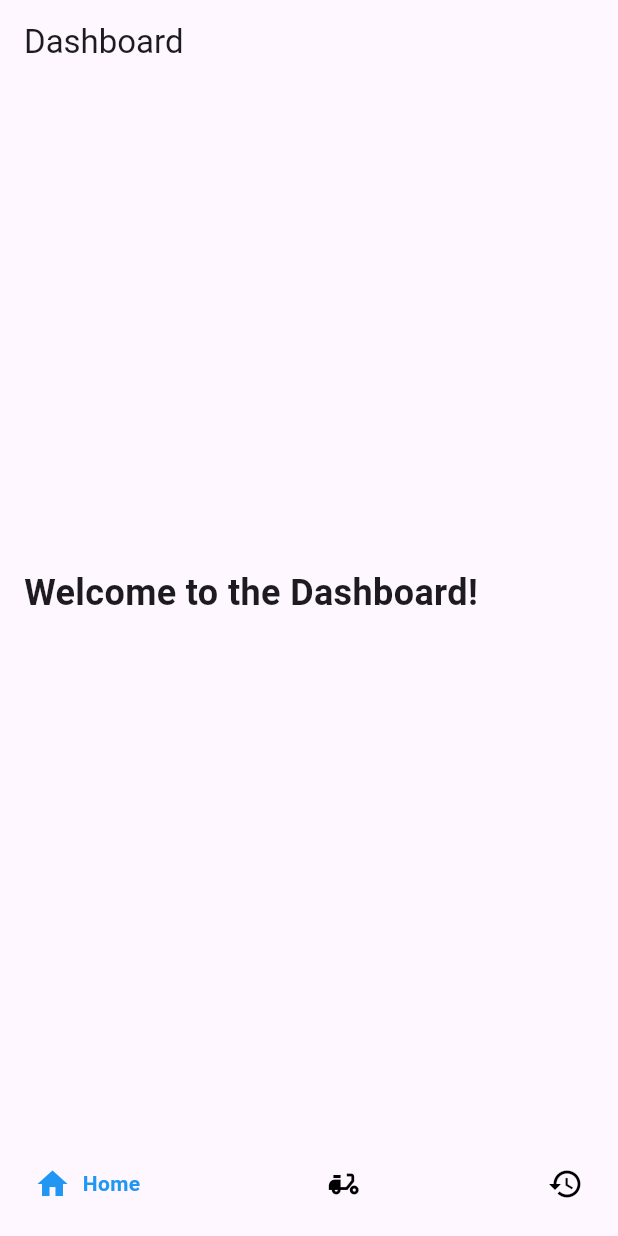
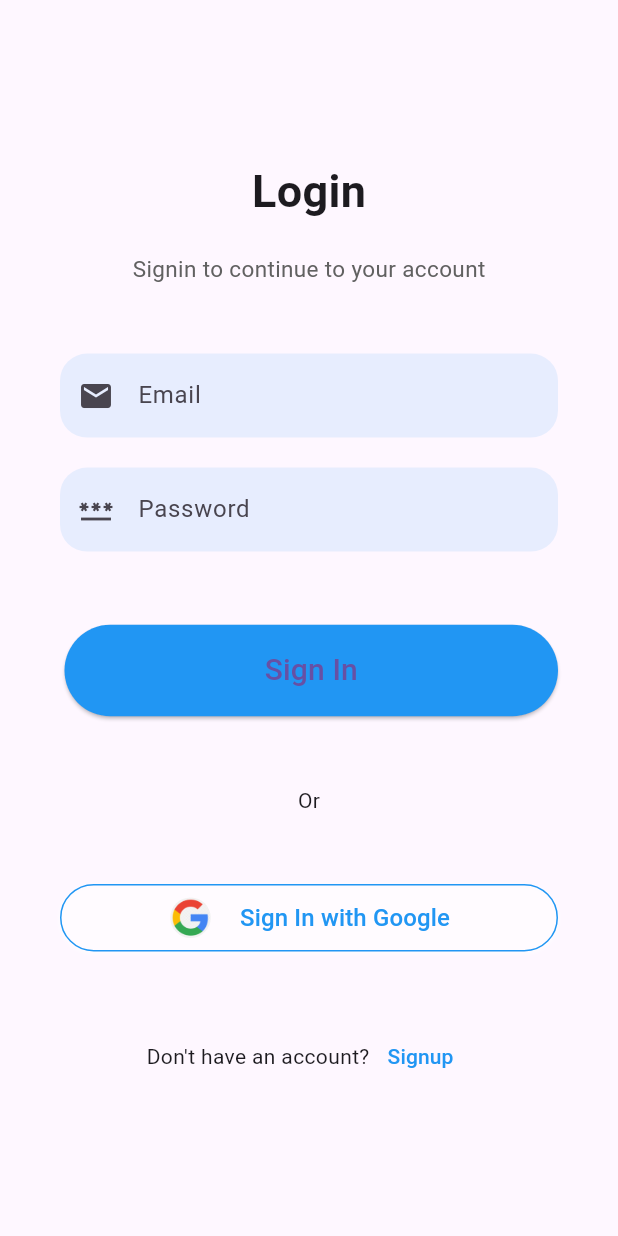
Before and after one commit to Arnoldmosha60/Online-Help-Desk, a Flutter app: the screen it shows after launch, on a phone screen of 412 x 824 dp. Run offline on Flutter 3.47's test engine with Material 3 defaults, Android fonts, the phone set to English and light mode, and no system bars; drawn by our look-alikes of google_nav_bar.

Commit message:
with login and registration page

```diff
--- /dev/null
+++ b/lib/login.dart
@@ -0,0 +1,168 @@
+import 'package:flutter/material.dart';
+import 'package:new_helpdesk/registration.dart';
+
+import 'menu.dart';
+
+class LoginPage extends StatefulWidget {
+  const LoginPage({super.key});
+
+  @override
+  State<LoginPage> createState() => _LoginPageState();
+}
+
+class _LoginPageState extends State<LoginPage> {
+  @override
+  Widget build(BuildContext context) {
+    return MaterialApp(
+      debugShowCheckedModeBanner: false,
+      home: Scaffold(
+        body: SingleChildScrollView(
+          child: Container(
+            padding: const EdgeInsets.symmetric(horizontal: 40),
+            height: MediaQuery.of(context).size.height - 50,
+            width: double.infinity,
+            child: Column(
+              mainAxisAlignment: MainAxisAlignment.spaceEvenly,
+              crossAxisAlignment: CrossAxisAlignment.stretch,
+              children: <Widget>[
+                Column(
+                  children: <Widget>[
+                    const SizedBox(height: 60.0),
+                    const Text(
+                      "Login",
+                      style: TextStyle(
+                        fontSize: 30,
+                        fontWeight: FontWeight.bold,
+                      ),
+                    ),
+                    const SizedBox(
+                      height: 20,
+                    ),
+                    Text(
+                      "Signin to continue to your account",
+                      style: TextStyle(fontSize: 15, color: Colors.grey[700]),
+                    )
+                  ],
+                ),
+                Column(
+                  children: <Widget>[
+                    TextField(
+                      decoration: InputDecoration(
+                          hintText: "Email",
+                          border: OutlineInputBorder(
+                              borderRadius: BorderRadius.circular(18),
+                              borderSide: BorderSide.none),
+                          fillColor: Colors.blue.withOpacity(0.1),
+                          filled: true,
+                          prefixIcon: const Icon(Icons.email)),
+                    ),
+                    const SizedBox(height: 20),
+                    TextField(
+                      decoration: InputDecoration(
+                        hintText: "Password",
+                        border: OutlineInputBorder(
+                            borderRadius: BorderRadius.circular(18),
+                            borderSide: BorderSide.none),
+                        fillColor: Colors.blue.withOpacity(0.1),
+                        filled: true,
+                        prefixIcon: const Icon(Icons.password),
+                      ),
+                      obscureText: true,
+                    ),
+                  ],
+                ),
+                Container(
+                    padding: const EdgeInsets.only(top: 3, left: 3),
+                    child: ElevatedButton(
+                      onPressed: () {
+                        Navigator.push(
+                          context,
+                          MaterialPageRoute(
+                            builder: (context) => const MenuPage(),
+                          ),
+                        );
+
+
+                      },
+                      style: ElevatedButton.styleFrom(
+                        shape: const StadiumBorder(),
+                        padding: const EdgeInsets.symmetric(vertical: 16),
+                        backgroundColor: Colors.blue,
+                      ),
+                      child: const Text(
+                        "Sign In",
+                        style: TextStyle(fontSize: 20),
+                      ),
+                    )),
+                const Center(child: Text("Or")),
+                Container(
+                  height: 45,
+                  decoration: BoxDecoration(
+                    borderRadius: BorderRadius.circular(25),
+                    border: Border.all(
+                      color: Colors.blue,
+                    ),
+                    boxShadow: [
+                      BoxShadow(
+                        color: Colors.white.withOpacity(0.5),
+                        spreadRadius: 1,
+                        blurRadius: 1,
+                        offset:
+                        const Offset(0, 1), // changes position of shadow
+                      ),
+                    ],
+                  ),
+                  child: TextButton(
+                    onPressed: () {},
+                    child: Row(
+                      mainAxisAlignment: MainAxisAlignment.center,
+                      children: [
+                        Container(
+                          height: 30.0,
+                          width: 30.0,
+                          decoration: const BoxDecoration(
+                            image: DecorationImage(
+                                image: AssetImage('images/google.png'),
+                                fit: BoxFit.cover),
+                            shape: BoxShape.circle,
+                          ),
+                        ),
+                        const SizedBox(width: 18),
+                        const Text(
+                          "Sign In with Google",
+                          style: TextStyle(
+                            fontSize: 16,
+                            color: Colors.blue,
+                          ),
+                        ),
+                      ],
+                    ),
+                  ),
+                ),
+                Row(
+                  mainAxisAlignment: MainAxisAlignment.center,
+                  children: <Widget>[
+                    const Text("Don't have an account?"),
+                    TextButton(
+                        onPressed: () {
+                          Navigator.push(
+                            context,
+                            MaterialPageRoute(
+                              builder: (context) => const SignupPage(),
+                            ),
+                          );
+                        },
+                        child: const Text(
+                          "Signup",
+                          style: TextStyle(color: Colors.blue),
+                        ))
+                  ],
+                )
+              ],
+            ),
+          ),
+        ),
+      ),
+    );
+  }
+}
--- a/lib/main.dart
+++ b/lib/main.dart
@@ -1,6 +1,5 @@
 import 'package:flutter/material.dart';
-import 'package:new_helpdesk/home.dart';
-import 'package:new_helpdesk/menu.dart';
+import 'package:new_helpdesk/login.dart';
 
 void main() => runApp(const MyApp());
 
@@ -15,7 +14,7 @@ class MyApp extends StatelessWidget {
       theme: ThemeData(
         primarySwatch: Colors.blue,
       ),
-      home: const MenuPage(),
+      home: const LoginPage(),
     );
   }
 }
--- a/lib/menu.dart
+++ b/lib/menu.dart
@@ -50,12 +50,12 @@ class _MenuPageState extends State<MenuPage> {
               text: 'Home',
             ),
             GButton(
-              icon: Icons.delivery_dining,
-              text: 'Deliveries',
+              icon: Icons.list,
+              text: 'Tickets',
             ),
             GButton(
-              icon: Icons.history,
-              text: 'History',
+              icon: Icons.send,
+              text: 'Submit',
             ),
           ],
         ),
--- a/pubspec.yaml
+++ b/pubspec.yaml
@@ -60,9 +60,8 @@ flutter:
   uses-material-design: true
 
   # To add assets to your application, add an assets section, like this:
-  # assets:
-  #   - images/a_dot_burr.jpeg
-  #   - images/a_dot_ham.jpeg
+  assets:
+     - images/
 
   # An image asset can refer to one or more resolution-specific "variants", see
   # https://flutter.dev/assets-and-images/#resolution-aware
```
Also changed, not shown: lib/registration.dart (added, +185 -0 lines), images/google.png (added), images/img.png (added).
